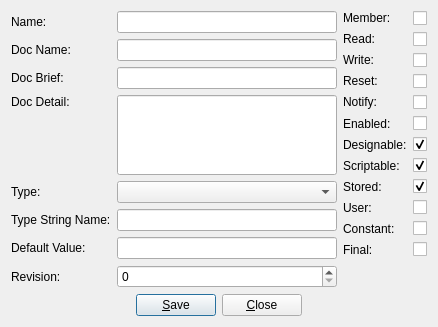
Above: dialogedit.ui from panuins/QtPropertyCodeGenerator before the change. Below: the same form after it.
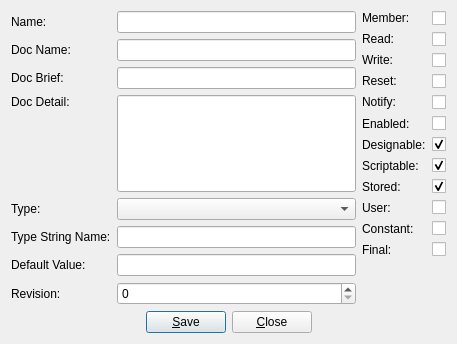
That is the form after the change.

Commit message: On branch master 	modified:   classsettingsGeneratorFunctions.cpp 	modified:   dialogedit.ui 	modified:   dialogset.ui 	modified:   sharedFunctions.h 	modified:   widget.cpp 	modified:   widget.ui 	1.修正生成的源文件中构造函数、析构函数没有文档注释的bug。 	2.修正生成的函数定义的代码中，如果statementsAfterResetProperty、statementsAfterWriteProperty、statementsBeforeResetProperty、statementsBeforeWriteProperty、statementsInReadProperty或statementsMiddleWriteProperty为空时，生成的代码中仍为其留空位的bug。 	3.修正界面中tab顺序不对的bug。

What changed in the file:
```diff
--- a/dialogedit.ui
+++ b/dialogedit.ui
@@ -6,8 +6,8 @@
    <rect>
     <x>0</x>
     <y>0</y>
-    <width>438</width>
-    <height>327</height>
+    <width>457</width>
+    <height>344</height>
    </rect>
   </property>
   <property name="windowTitle">
```
Left out of the diff: 39 changed lines with no effect on the pictures. The commit also changes 5 other files.
